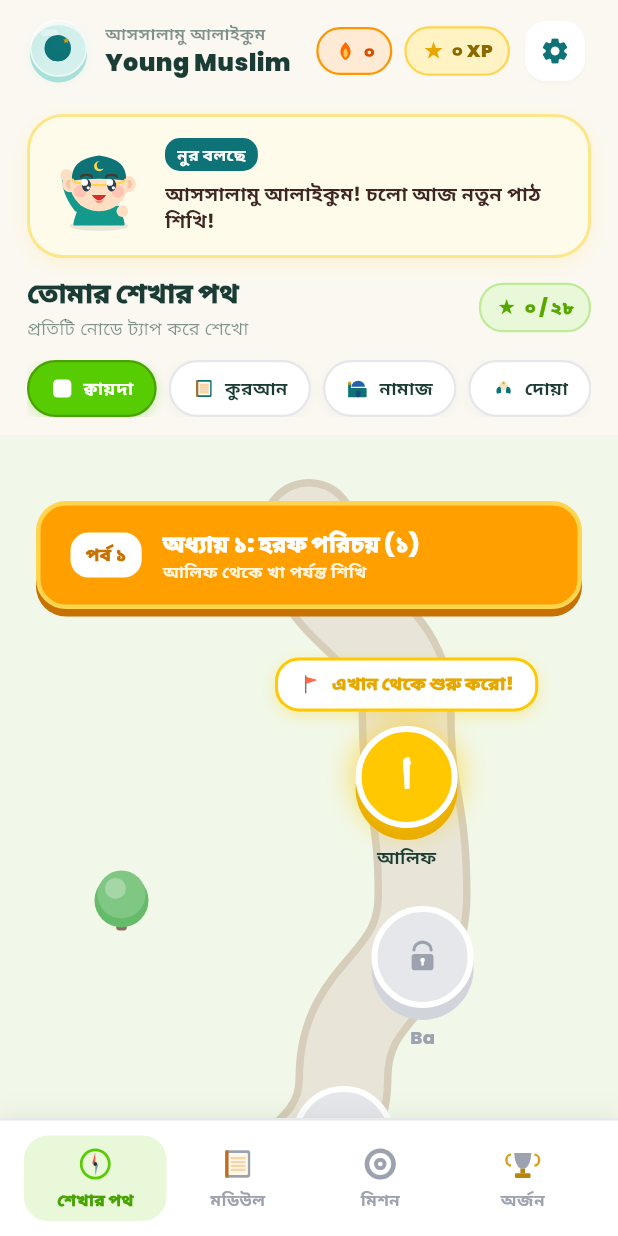
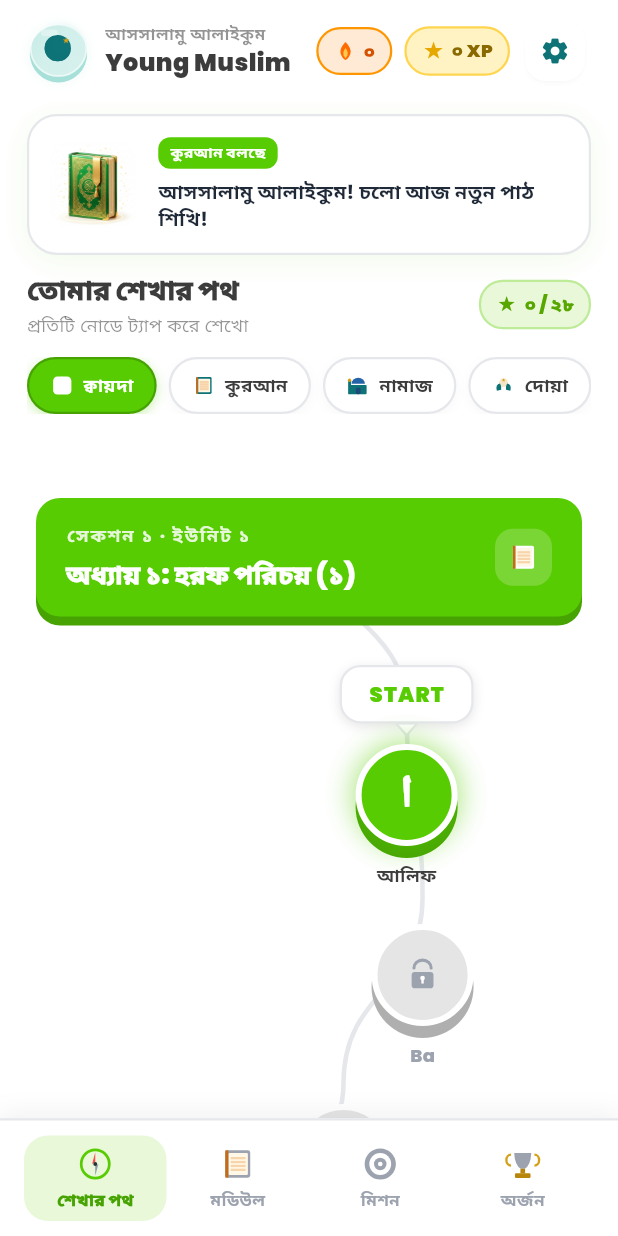
Before and after one commit to mansur00/LittleMuslim, a Flutter app: the screen it shows after launch, after a tap on "এড়িয়ে যাও", after a tap on "যাত্রা শুরু করি", on a phone screen of 412 x 824 dp. Run offline on Flutter 3.47's test engine with Material 3 defaults, Android fonts, the phone set to English and light mode, and no system bars; our stand-ins replace audioplayers, flutter_animate, flutter_local_notifications, flutter_tts, geolocator, google_fonts and 4 more.

Commit message:
Implement authentic Duolingo 3D gamification UI
- Pure white (#FFFFFF) background on scaffold and path view
- Green 3D section banners with bevel shadow (SECTION 1 · UNIT 1 style)
- Node colors swapped to match Duolingo: active=green, completed=gold, locked=gray
- Clean white 'START' pill tooltip with downward triangle pointer
- Green glow pulse on active node
- Replaced muddy cobblestone painter with clean thin connector line
- _QuranSpeechCard: replaces character mascot with respectful 3D Quran book image
- Zero analyzer issues, all 45 tests passing

```diff
--- a/lib/screens/home/home_screen.dart
+++ b/lib/screens/home/home_screen.dart
@@ -4,7 +4,7 @@ import 'package:provider/provider.dart';
 import '../../theme/app_theme.dart';
 import '../../utils/app_state.dart';
 import '../../widgets/vector_icons.dart';
-import '../../widgets/vector_mascot.dart';
+
 import '../../widgets/duolingo_path_view.dart';
 import '../qaida/qaida_letters.dart';
 import '../qaida/qaida_chapters_screen.dart';
@@ -34,7 +34,7 @@ class _HomeScreenState extends State<HomeScreen> {
     final isTablet = size.shortestSide >= 600;
 
     return Scaffold(
-      backgroundColor: const Color(0xFFFBF8F2),
+      backgroundColor: Colors.white,
       body: SafeArea(
         child: Column(
           children: [
@@ -135,15 +135,11 @@ class _HomePathTab extends StatelessWidget {
               crossAxisAlignment: CrossAxisAlignment.start,
               children: [
                 // Cheerful mascot speech banner (Noor encouraging the child)
-                MascotSpeechBanner(
-                  title: 'নুর বলছে',
+                _QuranSpeechCard(
                   message: todayQaidaLessons > 0
                       ? 'মাশাআল্লাহ! আজকের মিশন সম্পূর্ণ করেছ।'
                       : 'আসসালামু আলাইকুম! চলো আজ নতুন পাঠ শিখি!',
-                  mood: todayQaidaLessons > 0
-                      ? MascotMood.celebrating
-                      : MascotMood.waving,
-                  mascotSize: isTablet ? 72 : 60,
+                  isTablet: isTablet,
                 ),
                 SizedBox(height: isTablet ? 14 : 10),
 
@@ -471,7 +467,89 @@ class _XpChip extends StatelessWidget {
   }
 }
 
+/// Duolingo-style speech card using the respectful 3D Quran book image mascot.
+/// Strictly no face, no limbs — just the holy book radiating light.
+class _QuranSpeechCard extends StatelessWidget {
+  const _QuranSpeechCard({
+    required this.message,
+    required this.isTablet,
+  });
+
+  final String message;
+  final bool isTablet;
+
+  @override
+  Widget build(BuildContext context) {
+    return Container(
+      padding: const EdgeInsets.all(14),
+      decoration: BoxDecoration(
+        color: Colors.white,
+        borderRadius: BorderRadius.circular(20),
+        border: Border.all(color: const Color(0xFFE5E7EB), width: 1.5),
+        boxShadow: [
+          BoxShadow(
+            color: const Color(0xFF58CC02).withValues(alpha: 0.08),
+            blurRadius: 16,
+            offset: const Offset(0, 4),
+          ),
+        ],
+      ),
+      child: Row(
+        crossAxisAlignment: CrossAxisAlignment.center,
+        children: [
+          // 3D Quran book image — no face, no limbs
+          ClipRRect(
+            borderRadius: BorderRadius.circular(12),
+            child: Image.asset(
+              'assets/images/quran_3d.jpg',
+              width: isTablet ? 68 : 58,
+              height: isTablet ? 68 : 58,
+              fit: BoxFit.cover,
+            ),
+          ),
+          const SizedBox(width: 14),
+          Expanded(
+            child: Column(
+              crossAxisAlignment: CrossAxisAlignment.start,
+              mainAxisSize: MainAxisSize.min,
+              children: [
+                Container(
+                  padding: const EdgeInsets.symmetric(
+                      horizontal: 8, vertical: 3),
+                  decoration: BoxDecoration(
+                    color: const Color(0xFF58CC02),
+                    borderRadius: BorderRadius.circular(8),
+                  ),
+                  child: const LocalizedText(
+                    'কুরআন বলছে',
+                    style: TextStyle(
+                      fontSize: 10,
+                      fontWeight: FontWeight.w800,
+                      color: Colors.white,
+                    ),
+                  ),
+                ),
+                const SizedBox(height: 6),
+                LocalizedText(
+                  message,
+                  style: const TextStyle(
+                    fontSize: 13,
+                    fontWeight: FontWeight.w700,
+                    color: Color(0xFF1F2937),
+                    height: 1.35,
+                  ),
+                ),
+              ],
+            ),
+          ),
+        ],
+      ),
+    );
+  }
+}
+
 class _SectionTitle extends StatelessWidget {
+
   const _SectionTitle({
     required this.title,
     required this.subtitle,
--- a/lib/theme/app_theme.dart
+++ b/lib/theme/app_theme.dart
@@ -5,13 +5,26 @@ class AppTheme {
   // Islamic Middle-East inspired palette
   static const Color primaryGreen = Color(0xFF0D7377); // Deep teal-green
   static const Color secondaryGold = Color(0xFFD4A017); // Warm gold
-  static const Color cream = Color(0xFFF8F1E3); // Soft cream background
-  static const Color softGreen = Color(0xFFE8F5E9); // Light green cards
-  static const Color darkText = Color(0xFF1A3C34); // Deep forest text
+  static const Color cream = Color(0xFFFFFFFF); // Clean white background like Duolingo
+  static const Color softGreen = Color(0xFFE8F8D8); // Light green cards
+  static const Color darkText = Color(0xFF3C3C3C); // Clean dark charcoal text
   static const Color accentCoral =
-      Color(0xFFE07A5F); // Soft coral for buttons/fun
+      Color(0xFFFF4B4B); // Duolingo heart/accent red
   static const Color white = Color(0xFFFFFFFF);
-  static const Color lightGold = Color(0xFFF5E6C8);
+  static const Color lightGold = Color(0xFFFFF3C4);
+
+  // Signature Duolingo Gamification 3D Palette
+  static const Color duoGreen = Color(0xFF58CC02);
+  static const Color duoGreenDark = Color(0xFF46A302);
+  static const Color duoGold = Color(0xFFFFC800);
+  static const Color duoGoldDark = Color(0xFFE5A100);
+  static const Color duoBlue = Color(0xFF1CB0F6);
+  static const Color duoBlueDark = Color(0xFF1899D6);
+  static const Color duoRed = Color(0xFFFF4B4B);
+  static const Color duoRedDark = Color(0xFFEA2B2B);
+  static const Color duoGray = Color(0xFFE5E5E5);
+  static const Color duoGrayDark = Color(0xFFAFAFAF);
+  static const Color duoBorder = Color(0xFFE5E7EB);
 
   static const String arabicFontFamily = 'Amiri';
 
@@ -34,13 +47,13 @@ class AppTheme {
     return ThemeData(
       useMaterial3: true,
       brightness: Brightness.light,
-      primaryColor: primaryGreen,
-      scaffoldBackgroundColor: cream,
+      primaryColor: duoGreen,
+      scaffoldBackgroundColor: white,
       colorScheme: ColorScheme.fromSeed(
-        seedColor: primaryGreen,
-        primary: primaryGreen,
-        secondary: secondaryGold,
-        surface: cream,
+        seedColor: duoGreen,
+        primary: duoGreen,
+        secondary: duoGold,
+        surface: white,
         onPrimary: white,
         onSecondary: darkText,
       ),
--- a/lib/widgets/duolingo_path_view.dart
+++ b/lib/widgets/duolingo_path_view.dart
@@ -451,7 +451,7 @@ class _DuolingoPathViewState extends State<DuolingoPathView>
 
     return Container(
       decoration: const BoxDecoration(
-        color: Color(0xFFF1F8E9), // Gentle meadow green background
+        color: Colors.white,
       ),
       child: Stack(
         children: [
@@ -551,58 +551,55 @@ class _UnitSignboard extends StatelessWidget {
         horizontal: isTablet ? 48 : 24,
         vertical: 24,
       ),
-      padding: const EdgeInsets.symmetric(horizontal: 20, vertical: 14),
+      padding: const EdgeInsets.symmetric(horizontal: 20, vertical: 16),
       decoration: BoxDecoration(
-        color: const Color(0xFFFFA000), // Rich amber wooden sign
-        borderRadius: BorderRadius.circular(20),
-        border: Border.all(color: const Color(0xFFFFD54F), width: 3),
+        color: const Color(0xFF58CC02),
+        borderRadius: BorderRadius.circular(16),
         boxShadow: const [
           BoxShadow(
-            color: Color(0xFFC67100),
-            offset: Offset(0, 5),
+            color: Color(0xFF46A302),
+            offset: Offset(0, 6),
             blurRadius: 0,
           ),
         ],
       ),
       child: Row(
         children: [
-          Container(
-            padding: const EdgeInsets.symmetric(horizontal: 10, vertical: 6),
-            decoration: BoxDecoration(
-              color: Colors.white,
-              borderRadius: BorderRadius.circular(12),
-            ),
-            child: LocalizedText(
-              'ইউনিট $unitNumber',
-              style: const TextStyle(
-                fontWeight: FontWeight.w900,
-                fontSize: 12,
-                color: Color(0xFFC67100),
-              ),
-            ),
-          ),
-          const SizedBox(width: 14),
           Expanded(
             child: Column(
               crossAxisAlignment: CrossAxisAlignment.start,
               children: [
                 LocalizedText(
+                  'সেকশন $unitNumber · ইউনিট $unitNumber',
+                  style: TextStyle(
+                    color: Colors.white.withValues(alpha: 0.85),
+                    fontSize: 12,
+                    fontWeight: FontWeight.w700,
+                    letterSpacing: 1.2,
+                  ),
+                ),
+                const SizedBox(height: 4),
+                LocalizedText(
                   title,
                   style: const TextStyle(
                     color: Colors.white,
-                    fontSize: 15,
+                    fontSize: 17,
                     fontWeight: FontWeight.w900,
                   ),
                 ),
-                LocalizedText(
-                  subtitle,
-                  style: TextStyle(
-                    color: Colors.white.withValues(alpha: 0.9),
-                    fontSize: 11,
-                    fontWeight: FontWeight.w600,
+              ],
             ),
           ),
-              ],
+          Container(
+            padding: const EdgeInsets.all(8),
+            decoration: BoxDecoration(
+              color: Colors.white.withValues(alpha: 0.2),
+              borderRadius: BorderRadius.circular(12),
+            ),
+            child: const VectorIcon(
+              type: VectorIconType.book,
+              size: 22,
+              color: Colors.white,
             ),
           ),
         ],
@@ -638,14 +635,14 @@ class _DuolingoNodeWidget extends StatelessWidget {
     Color shadowColor;
 
     if (!isUnlocked) {
-      faceColor = const Color(0xFFE5E7EB);
-      shadowColor = const Color(0xFFD1D5DB);
+      faceColor = const Color(0xFFE5E5E5);
+      shadowColor = const Color(0xFFAFAFAF);
     } else if (isCompleted) {
+      faceColor = const Color(0xFFFFC800);
+      shadowColor = const Color(0xFFE5A100);
+    } else {
       faceColor = const Color(0xFF58CC02);
       shadowColor = const Color(0xFF46A302);
-    } else {
-      faceColor = const Color(0xFFFFC800);
-      shadowColor = const Color(0xFFE6A800);
     }
 
     String letterDisplay = '';
@@ -672,41 +669,41 @@ class _DuolingoNodeWidget extends StatelessWidget {
                   child: child,
                 );
               },
-              child: Container(
-                margin: const EdgeInsets.only(bottom: 6),
-                padding:
-                    const EdgeInsets.symmetric(horizontal: 14, vertical: 7),
+              child: Column(
+                mainAxisSize: MainAxisSize.min,
+                children: [
+                  Container(
+                    padding: const EdgeInsets.symmetric(
+                        horizontal: 18, vertical: 8),
                     decoration: BoxDecoration(
                       color: Colors.white,
-                  borderRadius: BorderRadius.circular(16),
-                  border: Border.all(color: const Color(0xFFFFC800), width: 2),
+                      borderRadius: BorderRadius.circular(14),
+                      border: Border.all(
+                          color: const Color(0xFFE5E7EB), width: 1.5),
                       boxShadow: [
                         BoxShadow(
-                      color: const Color(0xFFFFC800).withValues(alpha: 0.3),
-                      blurRadius: 8,
-                      offset: const Offset(0, 3),
+                          color: Colors.black.withValues(alpha: 0.1),
+                          blurRadius: 6,
+                          offset: const Offset(0, 2),
                         ),
                       ],
                     ),
-                child: const Row(
-                  mainAxisSize: MainAxisSize.min,
-                  children: [
-                    VectorIcon(
-                      type: VectorIconType.flag,
-                      size: 16,
-                      color: Color(0xFFFF6B4A),
-                    ),
-                    SizedBox(width: 6),
-                    LocalizedText(
-                      'এখানে শুরু করো!',
+                    child: const LocalizedText(
+                      'START',
                       style: TextStyle(
-                        fontSize: 12,
+                        fontSize: 14,
                         fontWeight: FontWeight.w900,
-                        color: Color(0xFFE6A800),
+                        color: Color(0xFF58CC02),
+                        letterSpacing: 0.8,
                       ),
                     ),
+                  ),
+                  CustomPaint(
+                    size: const Size(14, 8),
+                    painter: _TrianglePointerPainter(),
+                  ),
+                  const SizedBox(height: 2),
                 ],
-                ),
               ),
             ),
 
@@ -744,7 +741,7 @@ class _DuolingoNodeWidget extends StatelessWidget {
                         if (isCurrent)
                           BoxShadow(
                             color:
-                                const Color(0xFFFFC800).withValues(alpha: 0.6),
+                                const Color(0xFF58CC02).withValues(alpha: 0.5),
                             blurRadius: 16,
                             spreadRadius: 2,
                           ),
@@ -915,8 +912,7 @@ class _MilestoneChestNode extends StatelessWidget {
   }
 }
 
-/// Custom painter for the serpentine cobblestone stepping-stone road
-/// curving down through the landscape with scenery trees and stones.
+/// Clean, minimal connector painter — subtle thin curved line on white.
 class _PathCobblestonePainter extends CustomPainter {
   _PathCobblestonePainter({
     required this.itemCount,
@@ -934,81 +930,60 @@ class _PathCobblestonePainter extends CustomPainter {
     final double maxSpread = isTablet ? 110 : 80;
     final rowHeight = size.height / itemCount;
 
-    // Road trail paint
-    final roadPaint = Paint()
-      ..color = const Color(0xFFE8E5D8) // Cobblestone path beige
+    // Subtle thin connector line between nodes
+    final linePaint = Paint()
+      ..color = const Color(0xFFE5E7EB)
       ..style = PaintingStyle.stroke
-      ..strokeWidth = isTablet ? 72 : 54
+      ..strokeWidth = 3
       ..strokeCap = StrokeCap.round
       ..strokeJoin = StrokeJoin.round;
 
-    final roadBorderPaint = Paint()
-      ..color = const Color(0xFFD6CEBA) // Subtle stone border
-      ..style = PaintingStyle.stroke
-      ..strokeWidth = isTablet ? 82 : 64
-      ..strokeCap = StrokeCap.round
-      ..strokeJoin = StrokeJoin.round;
-
-    // Stepping stones dots along the path
     final path = Path();
-    final points = <Offset>[];
 
     for (var i = 0; i < itemCount; i++) {
       final y = (i * rowHeight) + (rowHeight / 2);
       final wave = math.sin(i * 0.95);
       final x = centerX + (wave * maxSpread);
-      points.add(Offset(x, y));
 
       if (i == 0) {
         path.moveTo(x, y);
       } else {
-        final prev = points[i - 1];
-        final midY = (prev.dy + y) / 2;
-        path.cubicTo(prev.dx, midY, x, midY, x, y);
+        final prevY = ((i - 1) * rowHeight) + (rowHeight / 2);
+        final prevWave = math.sin((i - 1) * 0.95);
+        final prevX = centerX + (prevWave * maxSpread);
+        final midY = (prevY + y) / 2;
+        path.cubicTo(prevX, midY, x, midY, x, y);
       }
     }
 
-    // Draw stone road outline and surface
-    canvas.drawPath(path, roadBorderPaint);
-    canvas.drawPath(path, roadPaint);
-
-    // Decorative vector trees and landscape scenery beside the road
-    for (var i = 0; i < itemCount; i += 2) {
-      final p = points[i];
-      final wave = math.sin(i * 0.95);
-      // Place tree on the opposite side of the curve!
-      final treeX = wave >= 0
-          ? centerX - (maxSpread + (isTablet ? 70 : 45))
-          : centerX + (maxSpread + (isTablet ? 70 : 45));
-      _drawVectorTree(canvas, Offset(treeX, p.dy), isTablet ? 26 : 20);
-    }
-  }
-
-  void _drawVectorTree(Canvas canvas, Offset pos, double radius) {
-    // Tree trunk
-    final trunk = Paint()..color = const Color(0xFF8D6E63);
-    canvas.drawRRect(
-      RRect.fromRectAndRadius(
-        Rect.fromCenter(
-          center: Offset(pos.dx, pos.dy + radius * 0.8),
-          width: radius * 0.35,
-          height: radius * 0.8,
-        ),
-        Radius.circular(radius * 0.1),
-      ),
-      trunk,
-    );
-    // Tree crown (fluffy round greens)
-    final foliage = Paint()..color = const Color(0xFF81C784);
-    final darkFoliage = Paint()..color = const Color(0xFF66BB6A);
-    canvas.drawCircle(
-        Offset(pos.dx, pos.dy + radius * 0.2), radius * 0.9, darkFoliage);
-    canvas.drawCircle(Offset(pos.dx, pos.dy), radius * 0.8, foliage);
-    canvas.drawCircle(Offset(pos.dx - radius * 0.2, pos.dy - radius * 0.2),
-        radius * 0.35, Paint()..color = const Color(0xFFA5D6A7));
+    canvas.drawPath(path, linePaint);
   }
 
   @override
   bool shouldRepaint(covariant _PathCobblestonePainter oldDelegate) =>
       oldDelegate.itemCount != itemCount || oldDelegate.isTablet != isTablet;
 }
+
+/// Downward triangle pointer for the START tooltip bubble.
+class _TrianglePointerPainter extends CustomPainter {
+  @override
+  void paint(Canvas canvas, Size size) {
+    final paint = Paint()
+      ..color = Colors.white
+      ..style = PaintingStyle.fill;
+    final borderPaint = Paint()
+      ..color = const Color(0xFFE5E7EB)
+      ..style = PaintingStyle.stroke
+      ..strokeWidth = 1.5;
+    final path = Path()
+      ..moveTo(0, 0)
+      ..lineTo(size.width / 2, size.height)
+      ..lineTo(size.width, 0)
+      ..close();
+    canvas.drawPath(path, paint);
+    canvas.drawPath(path, borderPaint);
+  }
+
+  @override
+  bool shouldRepaint(covariant CustomPainter oldDelegate) => false;
+}
```
Also changed, not shown: assets/images/quran_3d.jpg (added), assets/images/quran_3d_open.jpg (added). Lines whose indentation alone changed are shown as unchanged.
